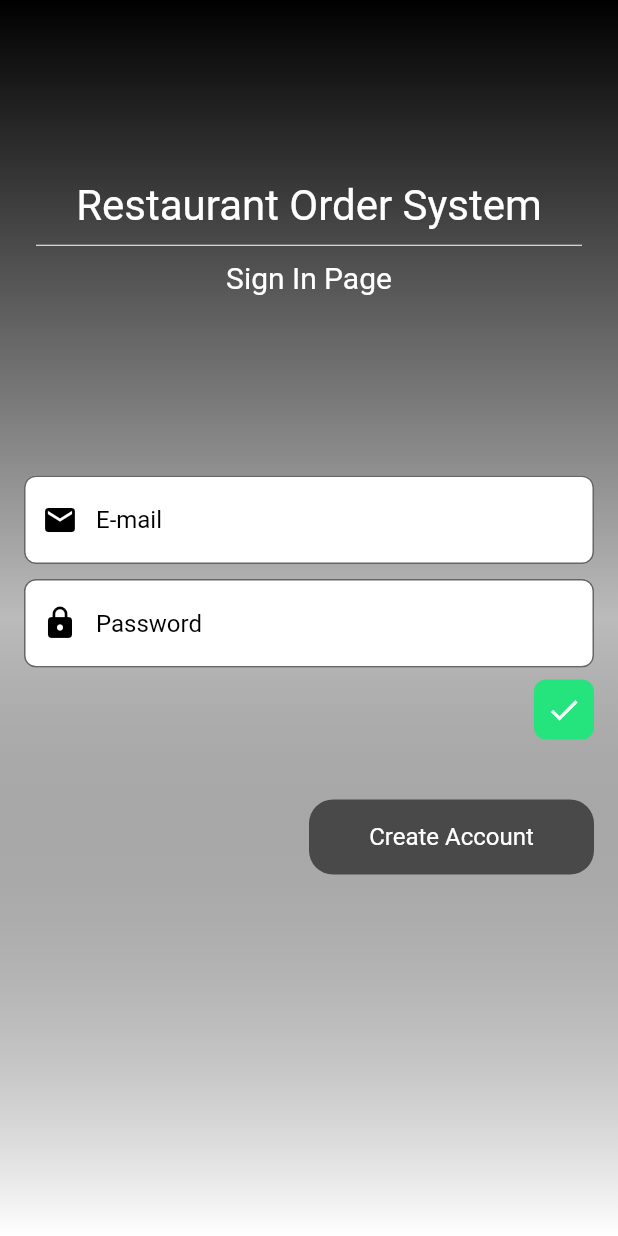
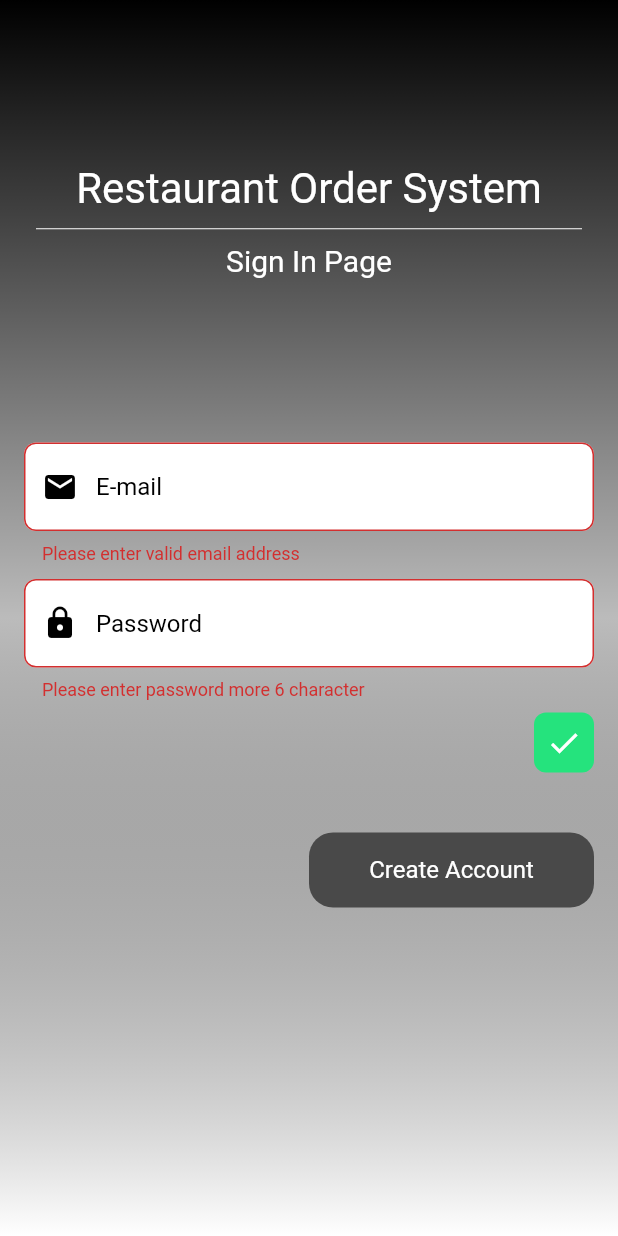
Before and after one commit to keremkskn55/RestaurantOrderSystem, a Flutter app: the screen it shows after launch, after a tap on the "done" icon, on a phone screen of 412 x 824 dp. Run offline on Flutter 3.47's test engine with Material 2 defaults, Android fonts, the phone set to English and light mode, and no system bars; our stand-ins replace email_validator, firebase_auth, firebase_core; accounts and stored records are empty.

Commit message:
Firebase Auth was integrated.

```diff
--- a/lib/main.dart
+++ b/lib/main.dart
@@ -1,17 +1,43 @@
+import 'package:firebase_core/firebase_core.dart';
 import 'package:flutter/material.dart';
+import 'package:provider/provider.dart';
+import 'package:restaurant_order_system/on_board.dart';
 import 'package:restaurant_order_system/screens/sign_in_view.dart';
+import 'package:restaurant_order_system/services/auth.dart';
 
 void main() {
+  WidgetsFlutterBinding.ensureInitialized();
   runApp(const MyApp());
 }
 
-class MyApp extends StatelessWidget {
+class MyApp extends StatefulWidget {
   const MyApp({Key? key}) : super(key: key);
 
   @override
+  State<MyApp> createState() => _MyAppState();
+}
+
+class _MyAppState extends State<MyApp> {
+  final Future<FirebaseApp> _initialization = Firebase.initializeApp();
+
+  @override
   Widget build(BuildContext context) {
-    return MaterialApp(
-      home: SignInView(),
+    return FutureBuilder(
+      future: _initialization,
+      builder: (context, snapshot) {
+        if (snapshot.hasError) {
+          return const Text('Error');
+        } else if (snapshot.connectionState == ConnectionState.done) {
+          return Provider<Auth>(
+            create: (_) => Auth(),
+            child: const MaterialApp(
+              home: OnBoard(),
+            ),
+          );
+        }
+
+        return const CircularProgressIndicator();
+      },
     );
   }
 }
--- /dev/null
+++ b/lib/on_board.dart
@@ -0,0 +1,30 @@
+import 'package:firebase_auth/firebase_auth.dart';
+import 'package:flutter/material.dart';
+import 'package:provider/provider.dart';
+import 'package:restaurant_order_system/screens/home_view.dart';
+import 'package:restaurant_order_system/screens/sign_in_view.dart';
+import 'package:restaurant_order_system/services/auth.dart';
+
+class OnBoard extends StatefulWidget {
+  const OnBoard({Key? key}) : super(key: key);
+
+  @override
+  _OnBoardState createState() => _OnBoardState();
+}
+
+class _OnBoardState extends State<OnBoard> {
+  @override
+  Widget build(BuildContext context) {
+    final _authStatus = Provider.of<Auth>(context, listen: false).authStatus();
+
+    return StreamBuilder<User?>(
+      stream: _authStatus,
+      builder: (BuildContext context, AsyncSnapshot<dynamic> snapshot) {
+        if (snapshot.connectionState == ConnectionState.active) {
+          return snapshot.data != null ? HomeView() : SignInView();
+        }
+        return CircularProgressIndicator();
+      },
+    );
+  }
+}
--- a/lib/screens/sign_in_view.dart
+++ b/lib/screens/sign_in_view.dart
@@ -12,8 +12,10 @@ class SignInView extends StatefulWidget {
 }
 
 class _SignInViewState extends State<SignInView> {
-  GlobalKey emailPasswordKey = GlobalKey<FormState>();
+  /// Global Key
+  GlobalKey<FormState> emailPasswordKey = GlobalKey<FormState>();
 
+  /// Icons
   Icon emailPrefixIcon = const Icon(
     Icons.email,
     color: Colors.black,
@@ -22,6 +24,10 @@ class _SignInViewState extends State<SignInView> {
     Icons.lock,
     color: Colors.black,
   );
+
+  /// Text Editing Controller
+  TextEditingController emailCtr = TextEditingController();
+  TextEditingController passwordCtr = TextEditingController();
 
   @override
   Widget build(BuildContext context) {
@@ -62,6 +68,7 @@ class _SignInViewState extends State<SignInView> {
                 child: TextFieldComponent(
                   sentPrefixIcon: emailPrefixIcon,
                   sentHintText: 'E-mail',
+                  ctr: emailCtr,
                 ),
               ),
 
@@ -74,15 +81,20 @@ class _SignInViewState extends State<SignInView> {
                 child: TextFieldComponent(
                   sentPrefixIcon: passwordPrefixIcon,
                   sentHintText: 'Password',
+                  ctr: passwordCtr,
                 ),
               ),
 
               ///Sign In Button
-              const Align(
+              Align(
                 alignment: Alignment.centerRight,
                 child: Padding(
                   padding: EdgeInsets.only(top: 8.0, right: 16),
-                  child: SignInViewSignInButton(),
+                  child: SignInViewSignInButton(
+                    emailStr: emailCtr.text,
+                    passwordStr: passwordCtr.text,
+                    signInKey: emailPasswordKey,
+                  ),
                 ),
               ),
 
--- /dev/null
+++ b/lib/services/auth.dart
@@ -0,0 +1,30 @@
+import 'package:firebase_auth/firebase_auth.dart';
+import 'package:flutter/material.dart';
+
+class Auth {
+  final FirebaseAuth _auth = FirebaseAuth.instance;
+
+  /// For controlling status of user sign-in, sign-out etc.
+  Stream<User?> authStatus() {
+    return _auth.authStateChanges();
+  }
+
+  /// Register with Email
+  Future<User?> registerWithEmail(String email, String password) async {
+    UserCredential userCredential = await _auth.createUserWithEmailAndPassword(
+        email: email, password: password);
+    return userCredential.user;
+  }
+
+  /// Sign In with Email
+  Future<User?> signInWithEmail(String email, String password) async {
+    UserCredential userCredential = await FirebaseAuth.instance
+        .signInWithEmailAndPassword(email: email, password: password);
+    return userCredential.user;
+  }
+
+  /// Sign Out
+  Future<void> signOut() async {
+    await _auth.signOut();
+  }
+}
--- a/lib/widgets/common_components/text_field_component.dart
+++ b/lib/widgets/common_components/text_field_component.dart
@@ -1,16 +1,34 @@
+import 'package:email_validator/email_validator.dart';
 import 'package:flutter/material.dart';
 
 class TextFieldComponent extends StatelessWidget {
   Icon? sentPrefixIcon;
   String? sentHintText;
+  final TextEditingController ctr;
 
-  TextFieldComponent({this.sentPrefixIcon, this.sentHintText});
-  final TextEditingController _ctr = TextEditingController();
+  TextFieldComponent(
+      {this.sentPrefixIcon, this.sentHintText, required this.ctr});
 
   @override
   Widget build(BuildContext context) {
     return TextFormField(
-      controller: _ctr,
+      controller: ctr,
+      validator: (_val) {
+        if (sentHintText == 'E-mail') {
+          if (!EmailValidator.validate(_val!)) {
+            return 'Please enter valid email address';
+          } else {
+            return null;
+          }
+        }
+        if (sentHintText == 'Password' || sentHintText == 'Password Again') {
+          if (_val!.length < 6) {
+            return 'Please enter password more 6 character';
+          } else {
+            return null;
+          }
+        }
+      },
       decoration: InputDecoration(
         prefixIcon: sentPrefixIcon,
         hintText: sentHintText,
--- a/lib/widgets/sign_in_view_components/sign_in_view_sign_in_button.dart
+++ b/lib/widgets/sign_in_view_components/sign_in_view_sign_in_button.dart
@@ -1,13 +1,37 @@
+import 'package:firebase_auth/firebase_auth.dart';
 import 'package:flutter/material.dart';
+import 'package:provider/provider.dart';
+import 'package:restaurant_order_system/services/auth.dart';
 
 class SignInViewSignInButton extends StatelessWidget {
-  const SignInViewSignInButton({Key? key}) : super(key: key);
+  GlobalKey<FormState> signInKey;
+
+  String emailStr;
+  String passwordStr;
+
+  SignInViewSignInButton({
+    required this.emailStr,
+    required this.passwordStr,
+    required this.signInKey,
+  });
 
   @override
   Widget build(BuildContext context) {
     return GestureDetector(
-      onTap: () {
+      onTap: () async {
         print('Sign In Button...');
+        if (signInKey.currentState!.validate()) {
+          try {
+            final user = await Provider.of<Auth>(context, listen: false)
+                .signInWithEmail(emailStr, passwordStr);
+          } on FirebaseAuthException catch (e) {
+            if (e.code == 'user-not-found') {
+              print('No user found for that email.');
+            } else if (e.code == 'wrong-password') {
+              print('Wrong password provided for that user.');
+            }
+          }
+        }
       },
       child: Container(
         width: 40,
--- a/pubspec.yaml
+++ b/pubspec.yaml
@@ -35,6 +35,9 @@ dependencies:
   # Use with the CupertinoIcons class for iOS style icons.
   cupertino_icons: ^1.0.2
   email_validator: ^2.0.1
+  provider: ^6.0.1
+  firebase_core: "^1.10.0"
+  firebase_auth: "^3.2.0"
 
 dev_dependencies:
   flutter_test:
```
Also changed, not shown: lib/screens/create_account_view.dart (+40 -4 lines), lib/screens/home_view.dart (added, +31 -0 lines), lib/widgets/create_account_view_components/create_account_view_continue_button.dart (+43 -2 lines), pubspec.lock, 3 other files.
